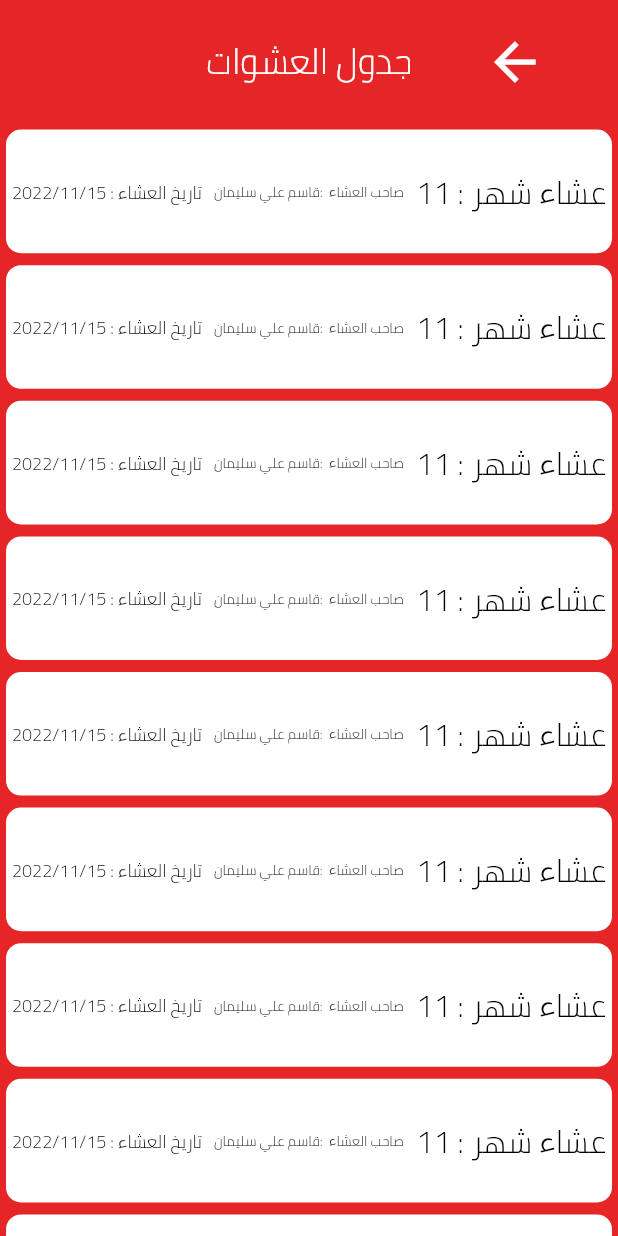
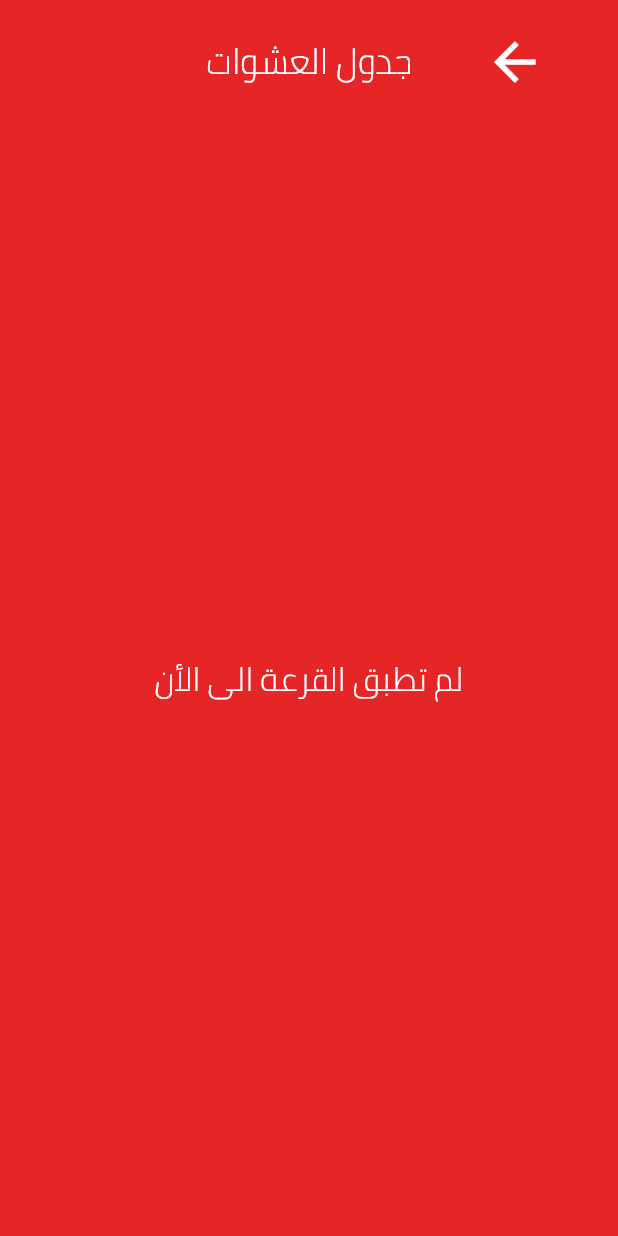
Before and after one commit to nacemelhasy/desktop, a Flutter app: the screen it shows after launch, after a tap on "جدول العشوات", on a phone screen of 412 x 824 dp. Run offline on Flutter 3.47's test engine with Material 2 defaults, Android fonts, the phone set to English and light mode, and no system bars; our stand-ins replace awesome_dialog, get, shared_preferences.

Commit message:
last changes 2022/9/9

```diff
--- a/lib/Home.dart
+++ b/lib/Home.dart
@@ -1,12 +1,14 @@
+import 'package:desktop/compenets/GetState.dart';
 import 'package:desktop/compenets/allCompontes.dart';
 import 'package:desktop/compenets/defaultCS.dart';
 import 'package:desktop/pages/members.dart';
+import 'package:desktop/pages/rando.dart';
 import 'package:desktop/pages/table_dinner.dart';
 import 'package:flutter/cupertino.dart';
 import 'package:flutter/material.dart';
 import 'package:get/get.dart';
 
-class Home extends StatelessWidget {
+class Home extends GetView<Database> {
   @override
   Widget build(BuildContext context) {
     return Directionality(
@@ -75,7 +77,9 @@ class Home extends StatelessWidget {
                     ),
                     // three rectangle
                     InkWell(
-                        onTap: () {},
+                        onTap: () {
+                          Get.to(()=>Random());
+                        },
                         child: rectangle(context,
                             title: 'قرعة العشوات',
                             shape: const Icon(
@@ -136,7 +140,7 @@ class Home extends StatelessWidget {
                   SizedBox(
                     height: height(context) * 0.7,
                     width: width(context) * 0.4,
-                    child: GridView(
+                    child: GetBuilder<Database>(builder: (_)=>GridView(
                       shrinkWrap: true,
                       physics: const NeverScrollableScrollPhysics(),
                       gridDelegate:
@@ -149,7 +153,7 @@ class Home extends StatelessWidget {
                         // one square
                         square(context,
                             title: 'عدد الأعضاء',
-                            subTitle: '17',
+                            subTitle: controller.members.length.toString(),
                             shape: const Icon(Icons.engineering)),
                         // two square
                         square(context,
@@ -169,7 +173,7 @@ class Home extends StatelessWidget {
                             subTitle: '70 دل',
                             shape: const Icon(Icons.money_off_rounded))
                       ],
-                    ),
+                    ),)
                   )
                 ],
               )
--- a/lib/compenets/GetState.dart
+++ b/lib/compenets/GetState.dart
@@ -1,23 +1,73 @@
+import 'dart:convert';
+
+import 'package:desktop/main.dart';
 import 'package:desktop/pages/members.dart';
 import 'package:get/get.dart';
 
 class Database extends GetxController {
-  List<Map> members = [];
+  List members = [];
+  List tableDinner = [];
+  String decDate = '';
+  bool random = false;
+  @override
+  void onInit() {
+
+    if(pref.containsKey('members')){
+    members = jsonDecode(pref.getString('members').toString());
+    }
+    if(pref.containsKey('tableDinner')){
+      tableDinner =  jsonDecode(pref.getString('tableDinner').toString());
+      random = true;
+    }
+    super.onInit();
+  }
+
+
+
   void addMember(Map m) {
     members.add(m);
+    decDate = jsonEncode(members);
+    print(decDate);
+    pref.setString('members', decDate);
     update();
   }
 
-
-  void deleteMember(name){
-    for(int i = 0 ;i<members.length;i++){
-
-      if(members[i]['name'] == name){
+  void deleteMember(name) {
+    for (int i = 0; i < members.length; i++) {
+      if (members[i]['name'] == name) {
         // ignore: list_remove_unrelated_type
-        members.remove(i);
+        members.removeAt(i);
+        decDate = jsonEncode(members);
+        pref.setString('members', decDate);
+        update();
       }
     }
-      update();
+  }
 
+
+  // randomation
+  void prepareTable(){
+members.shuffle();// random
+int month = 11;
+int year = 2022;
+for(int i = 0 ; i<members.length;i++){
+tableDinner.add(
+  {
+    'name' : members[i]['name'],
+    'month' : month,
+    'date' : '$year/$month/15'
+  }
+  );
+  if(month == 12){
+    year ++;
+month = 1;
+  }else {
+    month ++;
   }
 }
+
+String decTableDinner = jsonEncode(tableDinner);
+ pref.setString('tableDinner', decTableDinner);
+random = true;
+  }
+}
--- a/lib/compenets/allCompontes.dart
+++ b/lib/compenets/allCompontes.dart
@@ -284,7 +284,7 @@ Widget textA(context, text, {textAlign = TextAlign.start}) => Text(
       text,
       overflow: TextOverflow.fade,
       textAlign: textAlign,
-      style: TextStyle(
+      style:const TextStyle(
           color: Colors.white,
           fontFamily: 'cairo',
           fontWeight: FontWeight.w500),
--- a/lib/main.dart
+++ b/lib/main.dart
@@ -2,8 +2,11 @@ import 'package:desktop/Home.dart';
 import 'package:desktop/compenets/GetState.dart';
 import 'package:flutter/material.dart';
 import 'package:get/get.dart';
+import 'package:shared_preferences/shared_preferences.dart';
 
-void main() {
+late SharedPreferences pref ;
+void main()async {
+  pref = await SharedPreferences.getInstance();
   Get.put(Database());
   runApp(const MyApp());
 }
--- a/lib/pages/members.dart
+++ b/lib/pages/members.dart
@@ -38,7 +38,6 @@ class Members extends GetView<Database> {
                                 itemCount: controller.members.length,
                                 itemBuilder: (BuildContext context, int i) {
                                   if (controller.members.isNotEmpty) {
-                                    print('if');
                                     return Dismissible(
                                         key: UniqueKey(),
                                         onDismissed: (_) {
--- a/lib/pages/table_dinner.dart
+++ b/lib/pages/table_dinner.dart
@@ -1,10 +1,12 @@
+import 'package:desktop/compenets/GetState.dart';
 import 'package:desktop/compenets/allCompontes.dart';
 import 'package:desktop/compenets/defaultCS.dart';
+import 'package:desktop/main.dart';
 import 'package:flutter/cupertino.dart';
 import 'package:flutter/material.dart';
 import 'package:get/get.dart';
 
-class Table_dinner extends StatelessWidget {
+class Table_dinner extends GetView<Database> {
   @override
   Widget build(BuildContext context) {
     return Scaffold(
@@ -17,53 +19,43 @@ class Table_dinner extends StatelessWidget {
                 width: width(context),
                 child: Row(
                   children: [
+                    Expanded(flex: 1, child: Container()),
                     Expanded(
                       flex: 1,
-                    child: Container()),
-
+                      child: fitted(textA(context, 'جدول العشوات')),
+                    ),
                     Expanded(
                         flex: 1,
-                      child: fitted(textA(context, 'جدول العشوات')),),
-                      Expanded(flex: 1,child: fitted(IconButton(
-                        onPressed: (){
+                        child: fitted(IconButton(
+                            onPressed: () {
                               Get.back();
                             },
-                        icon: const Icon(Icons.arrow_back,
+                            icon: const Icon(
+                              Icons.arrow_back,
                             )))),
                   ],
-              )
-            ),
-            ListView(
+                )),
+            pref.containsKey('tableDinner')
+                ? ListView.builder(
                     shrinkWrap: true,
                     physics: const NeverScrollableScrollPhysics(),
-              children: [
-data(context, date: '2022/11/15', month: 11, name: 'قاسم علي سليمان'),
-data(context, date: '2022/11/15', month: 11, name: 'قاسم علي سليمان'),
-data(context, date: '2022/11/15', month: 11, name: 'قاسم علي سليمان'),
-data(context, date: '2022/11/15', month: 11, name: 'قاسم علي سليمان'),
-data(context, date: '2022/11/15', month: 11, name: 'قاسم علي سليمان'),
-data(context, date: '2022/11/15', month: 11, name: 'قاسم علي سليمان'),
-data(context, date: '2022/11/15', month: 11, name: 'قاسم علي سليمان'),
-data(context, date: '2022/11/15', month: 11, name: 'قاسم علي سليمان'),
-data(context, date: '2022/11/15', month: 11, name: 'قاسم علي سليمان'),
-data(context, date: '2022/11/15', month: 11, name: 'قاسم علي سليمان'),
-data(context, date: '2022/11/15', month: 11, name: 'قاسم علي سليمان'),
-data(context, date: '2022/11/15', month: 11, name: 'قاسم علي سليمان'),
-data(context, date: '2022/11/15', month: 11, name: 'قاسم علي سليمان'),
-data(context, date: '2022/11/15', month: 11, name: 'قاسم علي سليمان'),
-data(context, date: '2022/11/15', month: 11, name: 'قاسم علي سليمان'),
-data(context, date: '2022/11/15', month: 11, name: 'قاسم علي سليمان'),
-data(context, date: '2022/11/15', month: 11, name: 'قاسم علي سليمان'),
-data(context, date: '2022/11/15', month: 11, name: 'قاسم علي سليمان'),
-data(context, date: '2022/11/15', month: 11, name: 'قاسم علي سليمان'),
-data(context, date: '2022/11/15', month: 11, name: 'قاسم علي سليمان'),
-data(context, date: '2022/11/15', month: 11, name: 'قاسم علي سليمان'),
-data(context, date: '2022/11/15', month: 11, name: 'قاسم علي سليمان'),
-data(context, date: '2022/11/15', month: 11, name: 'قاسم علي سليمان'),
-data(context, date: '2022/11/15', month: 11, name: 'قاسم علي سليمان'),
-data(context, date: '2022/11/15', month: 11, name: 'قاسم علي سليمان'),
-
-              ],
+                    itemCount: controller.tableDinner.length,
+                    itemBuilder: ((context, i) => data(context,
+                        date: controller.tableDinner[i]['date'],
+                        month: controller.tableDinner[i]['month'],
+                        name: controller.tableDinner[i]['name'])),
+                  )
+                : SizedBox(
+                    height: height(context) * 0.9,
+                    width: width(context),
+                    child: Center(
+                      child: SizedBox(
+                        height: height(context) * 0.1,
+                        width: width(context) * 0.5,
+                        child:
+                            fitted(textA(context, 'لم تطبق القرعة الى الأن')),
+                      ),
+                    ),
                   )
           ]),
         ));
@@ -71,13 +63,13 @@ data(context, date: '2022/11/15', month: 11, name: 'قاسم علي سليمان
 }
 
 // for deatails table
-Widget data(context,{
+Widget data(
+  context, {
   required String date,
   required int month,
   required String name,
-
-
-}) => Padding(
+}) =>
+    Padding(
       padding: const EdgeInsets.all(4.0),
       child: Container(
         height: height(context) * 0.1,
--- a/pubspec.yaml
+++ b/pubspec.yaml
@@ -36,6 +36,7 @@ dependencies:
   cupertino_icons: ^1.0.2
   awesome_dialog: ^2.2.1
   get: ^4.6.5
+  shared_preferences: ^2.0.15
 
 dev_dependencies:
   flutter_test:
```
Also changed, not shown: lib/pages/rando.dart (added, +115 -0 lines), pubspec.lock, 1 other file. Lines whose indentation alone changed are shown as unchanged.
